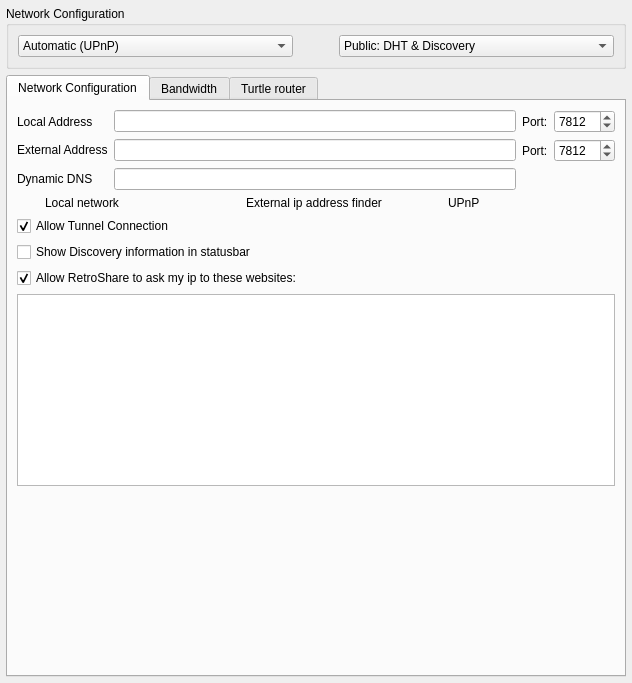
The window that retroshare-gui/src/gui/settings/ServerPage.ui (RetroShare/RetroShare) describes before a commit, drawn with Qt 5.
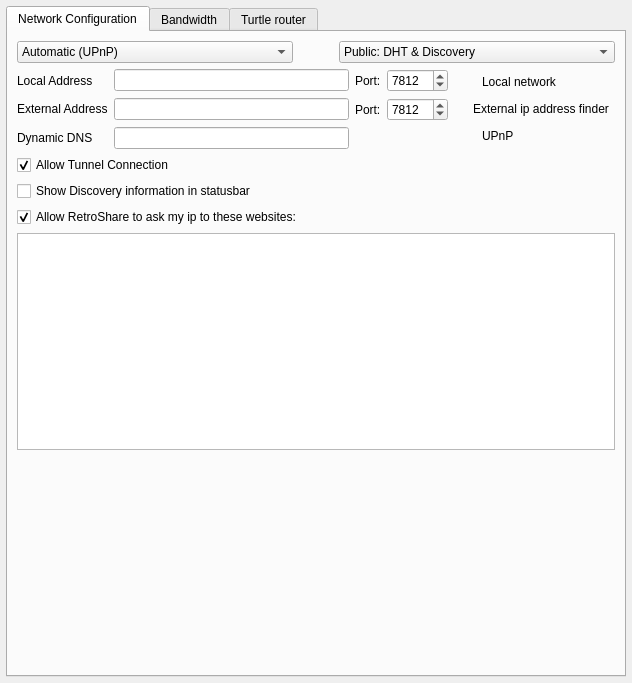
The same window after the commit. Icons and pictures are not drawn.

Commit message: improved Server Settings tab

The edit to the form file:
```diff
--- a/retroshare-gui/src/gui/settings/ServerPage.ui
+++ b/retroshare-gui/src/gui/settings/ServerPage.ui
@@ -14,18 +14,16 @@
    <property name="margin">
     <number>6</number>
    </property>
-   <item row="0" column="0">
-    <widget class="QGroupBox" name="groupBox_2">
-     <property name="sizePolicy">
-      <sizepolicy hsizetype="Preferred" vsizetype="Preferred">
-       <horstretch>0</horstretch>
-       <verstretch>0</verstretch>
-      </sizepolicy>
+   <item row="1" column="0">
+    <widget class="QTabWidget" name="tabWidget">
+     <property name="currentIndex">
+      <number>0</number>
      </property>
-     <property name="title">
+     <widget class="QWidget" name="tab">
+      <attribute name="title">
       <string>Network Configuration</string>
-     </property>
-     <layout class="QHBoxLayout">
+      </attribute>
+      <layout class="QVBoxLayout" name="verticalLayout_4">
       <item>
        <layout class="QHBoxLayout" name="horizontalLayout_2">
         <item>
@@ -106,19 +104,8 @@
         </item>
        </layout>
       </item>
-     </layout>
-    </widget>
-   </item>
-   <item row="2" column="0">
-    <widget class="QTabWidget" name="tabWidget">
-     <property name="currentIndex">
-      <number>0</number>
-     </property>
-     <widget class="QWidget" name="tab">
-      <attribute name="title">
-       <string>Network Configuration</string>
-      </attribute>
-      <layout class="QVBoxLayout" name="verticalLayout">
+       <item>
+        <layout class="QHBoxLayout" name="horizontalLayout_3">
        <item>
         <layout class="QHBoxLayout">
          <property name="spacing">
@@ -214,7 +201,7 @@
         </layout>
        </item>
        <item>
-        <layout class="QHBoxLayout" name="horizontalLayout_3">
+          <layout class="QVBoxLayout" name="verticalLayout">
          <item>
           <layout class="QGridLayout" name="_4">
            <property name="leftMargin">
@@ -316,6 +303,8 @@
          </item>
         </layout>
        </item>
+        </layout>
+       </item>
        <item>
         <widget class="QCheckBox" name="allowTunnelConnectionCB">
          <property name="toolTip">
```
Left out of the diff: 7 changed lines with no effect on the pictures. Lines whose indentation alone changed are shown as unchanged.
